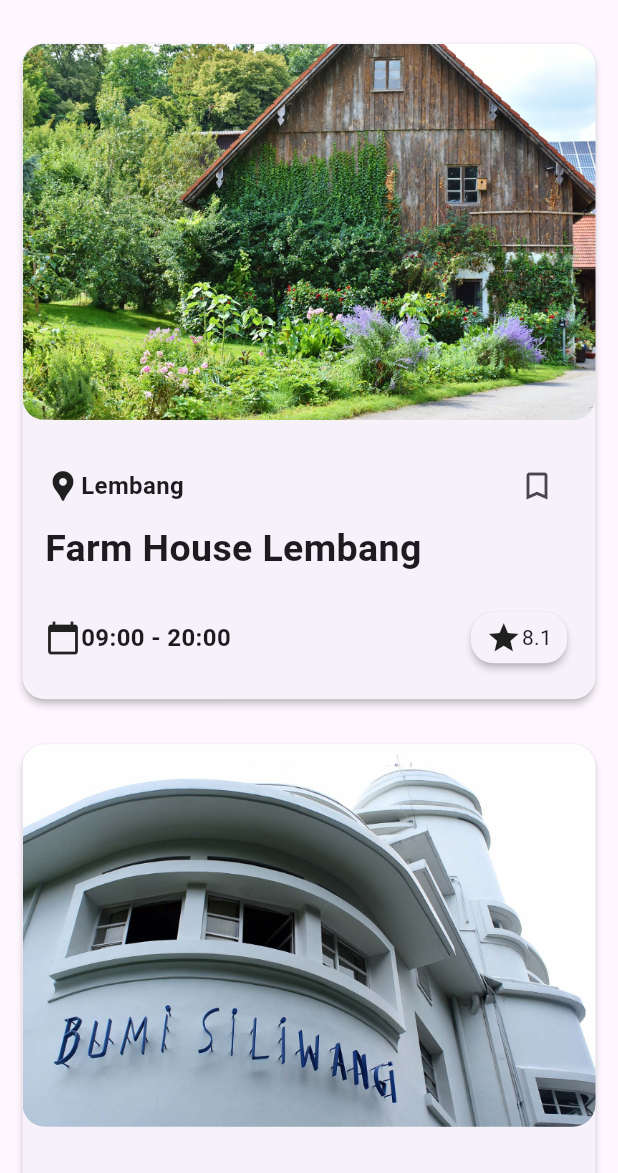
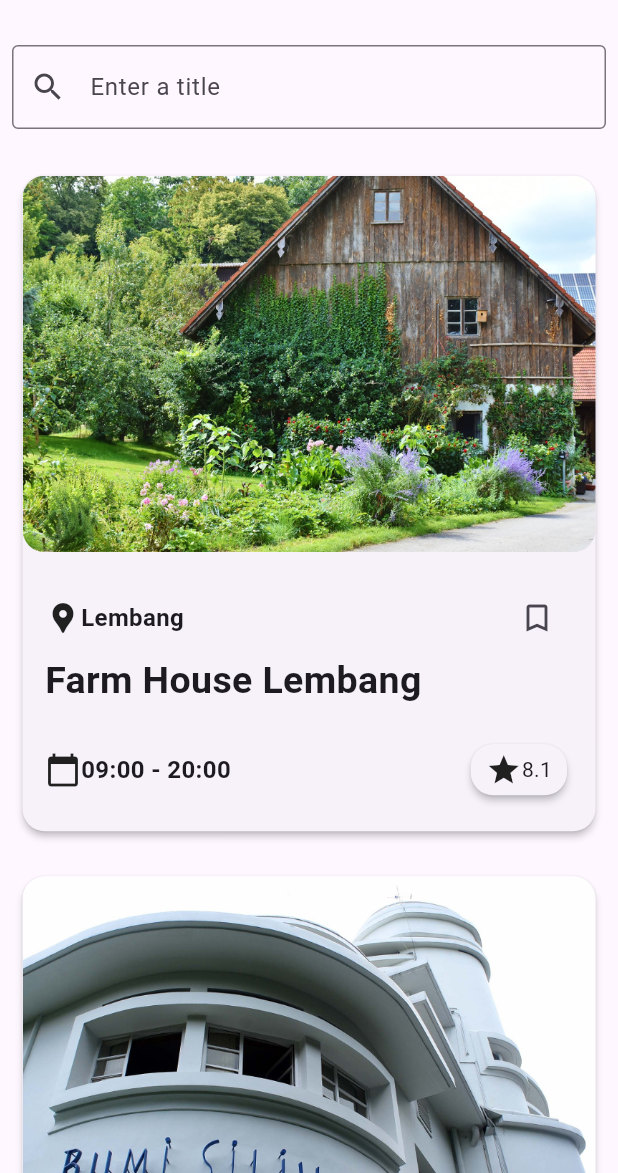
Before and after one commit to fadlan7/movie-finder, a Flutter app: the screen it shows after launch, on a phone screen of 412 x 824 dp, the part 63-1236 px from its top. Run offline on Flutter 3.47's test engine with Material 3 defaults, Android fonts, the light colour scheme and no system bars; our stand-ins replace flutter_svg.

Commit message:
add search feature

```diff
--- a/lib/screens/home_page.dart
+++ b/lib/screens/home_page.dart
@@ -1,9 +1,41 @@
 import 'package:flutter/material.dart';
-
-// import 'package:pengelan_widget/detail_screen.dart';
+import 'package:flutter_svg/flutter_svg.dart';
 import 'package:movie_finder/model/movie_data.dart';
 
-class MainScreen extends StatelessWidget {
+class MainScreen extends StatefulWidget {
+  const MainScreen({super.key});
+
+  @override
+  State<MainScreen> createState() => _MainScreenState();
+}
+
+class _MainScreenState extends State<MainScreen> {
+  final TextEditingController _textEditingController = TextEditingController();
+  List<MovieData> _filteredMovieLists = movieDataList;
+
+  @override
+  void initState() {
+    _textEditingController.addListener(() {
+      filterMovies();
+    });
+    super.initState();
+  }
+
+  void filterMovies() {
+    String q = _textEditingController.text.toLowerCase();
+    setState(() {
+      _filteredMovieLists = movieDataList.where((movie) {
+        return movie.title.toLowerCase().contains(q);
+      }).toList();
+    });
+  }
+
+  @override
+  void dispose() {
+    _textEditingController.dispose();
+    super.dispose();
+  }
+
   @override
   Widget build(BuildContext context) {
     return Scaffold(
@@ -12,21 +44,72 @@ class MainScreen extends StatelessWidget {
       ),
       body: LayoutBuilder(
         builder: (BuildContext context, BoxConstraints constraints) {
-          return const MovieList();
+          return Column(
+            children: <Widget>[
+              SearchForm(
+                textEditingController: _textEditingController,
+              ),
+              Expanded(
+                  child: SizedBox(
+                child: MovieList(filteredMovies: _filteredMovieLists),
+              ))
+            ],
+          );
         },
       ),
     );
   }
 }
 
-class MovieList extends StatelessWidget {
-  const MovieList({Key? key}) : super(key: key);
+class SearchForm extends StatelessWidget {
+  final TextEditingController textEditingController;
+
+  const SearchForm({super.key, required this.textEditingController});
 
   @override
   Widget build(BuildContext context) {
+    return Column(
+      crossAxisAlignment: CrossAxisAlignment.start,
+      children: <Widget>[
+        Padding(
+          padding: const EdgeInsets.symmetric(horizontal: 8, vertical: 16),
+          child: TextField(
+            controller: textEditingController,
+            decoration: const InputDecoration(
+                border: OutlineInputBorder(),
+                hintText: 'Enter a title',
+                prefixIcon: Icon(Icons.search_outlined)),
+          ),
+        ),
+      ],
+    );
+  }
+}
+
+class MovieList extends StatelessWidget {
+  final List<MovieData> filteredMovies;
+
+  const MovieList({super.key, required this.filteredMovies});
+
+  @override
+  Widget build(BuildContext context) {
+    if (filteredMovies.isEmpty) {
+      return Column(
+        crossAxisAlignment: CrossAxisAlignment.center,
+        mainAxisAlignment: MainAxisAlignment.center,
+        children: [
+          SvgPicture.asset(
+            'assets/images/undraw_no_data.svg',
+            height: 150,
+            width: 150,
+          ),
+          const Text('No movies found')
+        ],
+      );
+    }
     return ListView.builder(
       itemBuilder: (context, index) {
-        final MovieData movie = movieDataList[index];
+        final MovieData movie = filteredMovies[index];
         return InkWell(
           onTap: () {
             // Navigator.push(context, MaterialPageRoute(builder: (context) {
@@ -44,7 +127,7 @@ class MovieList extends StatelessWidget {
                 Row(
                   crossAxisAlignment: CrossAxisAlignment.start,
                   children: [
-                    Expanded(
+                    Flexible(
                       child: ClipRRect(
                         borderRadius: BorderRadius.circular(15.0),
                         child: Image.asset(movie.imageAsset),
@@ -124,13 +207,13 @@ class MovieList extends StatelessWidget {
           ),
         );
       },
-      itemCount: movieDataList.length,
+      itemCount: filteredMovies.length,
     );
   }
 }
 
 class BookmarkButton extends StatefulWidget {
-  const BookmarkButton({Key? key}) : super(key: key);
+  const BookmarkButton({super.key});
 
   @override
   @override
--- a/pubspec.yaml
+++ b/pubspec.yaml
@@ -35,6 +35,7 @@ dependencies:
   # The following adds the Cupertino Icons font to your application.
   # Use with the CupertinoIcons class for iOS style icons.
   cupertino_icons: ^1.0.8
+  flutter_svg: ^2.0.10+1
 
 dev_dependencies:
   flutter_test:
```
Also changed, not shown: assets/images/undraw_no_data.svg (added), pubspec.lock.
